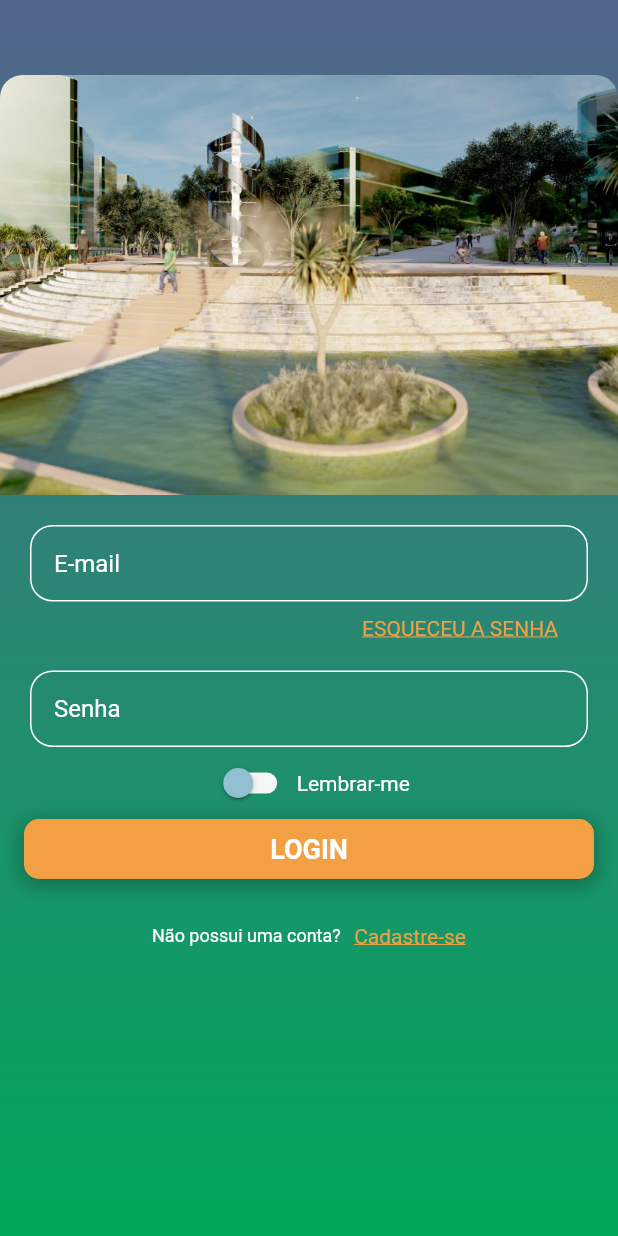
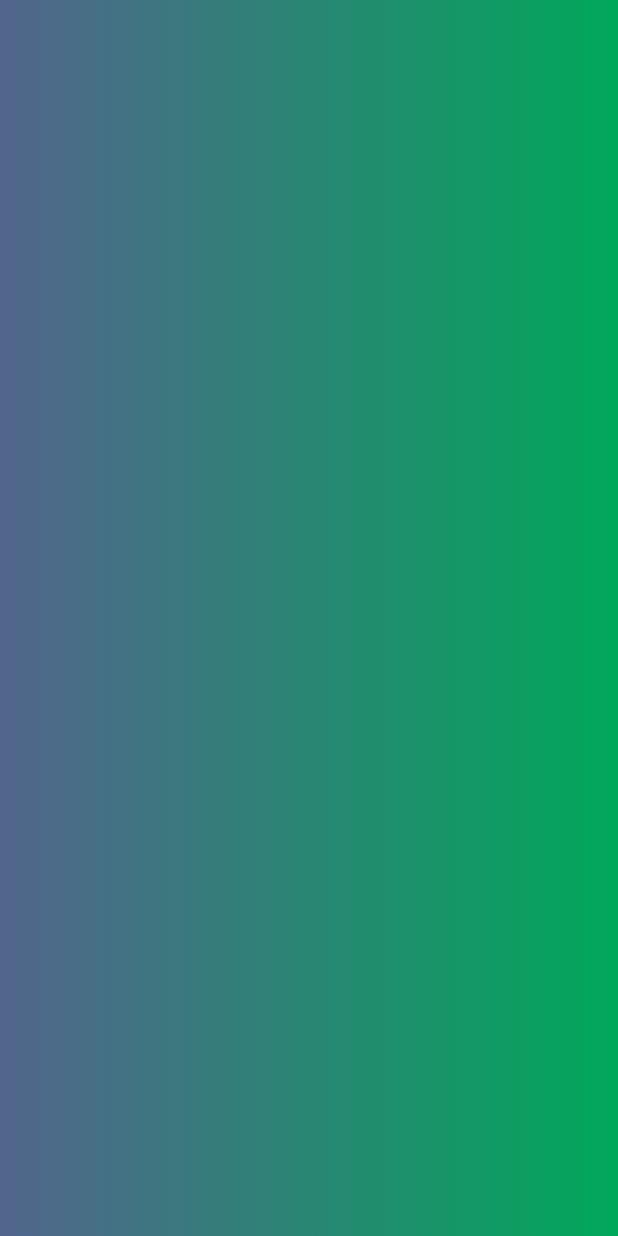
Before and after one commit to juliatbarbosa/cidade_saude_saber, a Flutter app: the PageLogin screen opened directly, after a tap on "LOGIN", on a phone screen of 412 x 824 dp. Run offline on Flutter 3.47's test engine with Material 2 defaults, Android fonts, the phone set to English and light mode, and no system bars; missing offline and left inert: easy_mask.

Commit message:
pageHome

```diff
--- /dev/null
+++ b/lib/pages/inside/pageHome.dart
@@ -0,0 +1,41 @@
+import 'package:flutter/material.dart';
+
+class PageHome extends StatefulWidget {
+  const PageHome({super.key});
+
+  @override
+  _PageHomeState createState() => _PageHomeState();
+}
+
+class _PageHomeState extends State<PageHome> {
+  @override
+  void initState() {
+    super.initState();
+  }
+
+  @override
+  Widget build(BuildContext context) {
+    return WillPopScope(
+      onWillPop: () async => false,
+      child: Scaffold(
+        appBar: PreferredSize(
+          preferredSize: const Size.fromHeight(0.0),
+          child: Container(),
+        ),
+        body: Container(
+          width: MediaQuery.of(context).size.width * 1,
+          decoration: const BoxDecoration(
+            gradient: LinearGradient(
+              begin: Alignment.topLeft,
+              end: Alignment.topRight,
+              colors: [
+                Color(0xFF52658d),
+                Color(0xFF00a85a),
+              ],
+            ),
+          ),
+        ),
+      ),
+    );
+  }
+}
--- a/lib/pages/outside/pageCadastro.dart
+++ b/lib/pages/outside/pageCadastro.dart
@@ -2,6 +2,8 @@ import 'dart:ui';
 import 'package:easy_mask/easy_mask.dart';
 import 'package:cidade_sds/pages/outside/pageInicial.dart';
 import 'package:flutter/material.dart';
+
+import '../inside/pageHome.dart';
 
 class PageCadastro extends StatefulWidget {
   const PageCadastro({Key? key}) : super(key: key);
@@ -91,7 +93,6 @@ class _PageCadastroState extends State<PageCadastro> {
             mainAxisAlignment: MainAxisAlignment.center,
             children: [
 /* ---------------------------DADOS PESSOAIS------------------------------ */
-
               Container(
                 color: const Color(0xFFf6f6f6),
                 alignment: Alignment.center,
@@ -298,7 +299,6 @@ class _PageCadastroState extends State<PageCadastro> {
               ),
 
 /* ---------------------------CONTATO----------------------------------- */
-
               Container(
                 color: const Color(0xFFf6f6f6),
                 alignment: Alignment.center,
@@ -463,7 +463,6 @@ class _PageCadastroState extends State<PageCadastro> {
               ),
 
 /* ---------------------------TRABALHO----------------------------------- */
-
               Container(
                 color: const Color(0xFFf6f6f6),
                 alignment: Alignment.center,
@@ -580,7 +579,6 @@ class _PageCadastroState extends State<PageCadastro> {
               ),
 
 /* ---------------------------CIDADE----------------------------------- */
-
               Container(
                 color: const Color(0xFFf6f6f6),
                 alignment: Alignment.center,
@@ -743,7 +741,6 @@ class _PageCadastroState extends State<PageCadastro> {
               ),
 
 /* ---------------------------SENHA----------------------------------- */
-
               Container(
                 color: const Color(0xFFf6f6f6),
                 alignment: Alignment.center,
@@ -862,7 +859,6 @@ class _PageCadastroState extends State<PageCadastro> {
               ),
 
 /* ---------------------------CHECKBOX----------------------------------- */
-
               Padding(
                 padding: const EdgeInsets.only(left: 30),
                 child: Row(
@@ -884,8 +880,8 @@ class _PageCadastroState extends State<PageCadastro> {
               ),
 
 /* ---------------------------TERMOS----------------------------------- */
-
-              Row(mainAxisAlignment: MainAxisAlignment.center,
+              Row(
+                mainAxisAlignment: MainAxisAlignment.center,
                 children: const [
                   Text(
                     'Termos de Uso',
@@ -914,8 +910,18 @@ class _PageCadastroState extends State<PageCadastro> {
               ),
 
 /* ---------------------------BOTÃO----------------------------------- */
-
               Container(
+                alignment: Alignment.center,
+                child: GestureDetector(
+                  onTap: () async {
+                    Navigator.push(
+                      context,
+                      MaterialPageRoute(
+                        builder: (context) => const PageHome(),
+                      ),
+                    );
+                  },
+                  child: Container(
                     width: 280,
                     height: 40,
                     margin: const EdgeInsets.only(top: 20, bottom: 20),
@@ -923,7 +929,7 @@ class _PageCadastroState extends State<PageCadastro> {
                     decoration: BoxDecoration(
                       color: const Color(0xFF276479),
                       borderRadius: BorderRadius.circular(20),
-                    boxShadow: const[
+                      boxShadow: const [
                         BoxShadow(
                           color: Colors.black26,
                           spreadRadius: 2,
@@ -941,6 +947,8 @@ class _PageCadastroState extends State<PageCadastro> {
                       textAlign: TextAlign.center,
                     ),
                   ),
+                ),
+              ),
             ],
           ),
         ),
--- a/lib/pages/outside/pageLogin.dart
+++ b/lib/pages/outside/pageLogin.dart
@@ -1,5 +1,6 @@
 import 'dart:ui';
 
+import 'package:cidade_sds/pages/inside/pageHome.dart';
 import 'package:cidade_sds/pages/outside/pageCadastro.dart';
 import 'package:cidade_sds/pages/outside/pageInicial.dart';
 import 'package:cidade_sds/pages/outside/recuperarSenha/pageSolicitaSenha.dart';
@@ -22,6 +23,8 @@ class _PageLoginState extends State<PageLogin> {
 
   @override
   Widget build(BuildContext context) {
+
+/* ---------------------------INPUT EMAIL------------------------------ */
     final txtDocumento = Container(
       margin: const EdgeInsets.only(left: 20, right: 20),
       child: TextFormField(
@@ -45,6 +48,7 @@ class _PageLoginState extends State<PageLogin> {
       ),
     );
 
+/* ---------------------------ESQUECEU A SENHA------------------------------ */
     final esqueciConta = Container(
       alignment: Alignment.topRight,
       padding: const EdgeInsets.only(right: 40),
@@ -65,6 +69,7 @@ class _PageLoginState extends State<PageLogin> {
       ),
     );
 
+/* ---------------------------INPUT SENHA------------------------------ */
     final txtSenha = Container(
       margin: const EdgeInsets.only(left: 20, right: 20),
       child: TextFormField(
@@ -112,6 +117,8 @@ class _PageLoginState extends State<PageLogin> {
               child: Column(
                 mainAxisAlignment: MainAxisAlignment.start,
                 children: [
+
+/* ---------------------------IMAGEM LOGIN------------------------------ */
                   Container(
                     height: 280,
                     alignment: Alignment.center,
@@ -127,12 +134,15 @@ class _PageLoginState extends State<PageLogin> {
                       ),
                     ),
                   ),
-                  const SizedBox(height: 20),
+
+                  const SizedBox(height: 20), //INPUT EMAIL
                   txtDocumento,
-                  const SizedBox(height: 10),
+                  const SizedBox(height: 10), //ESQUECEU A CONTA
                   esqueciConta,
-                  const SizedBox(height: 20),
+                  const SizedBox(height: 20), //INPUT SENHA
                   txtSenha,
+
+/* ---------------------------LEMBRAR-ME------------------------------ */
                   Row(
                     mainAxisAlignment: MainAxisAlignment.center,
                     children: [
@@ -157,6 +167,8 @@ class _PageLoginState extends State<PageLogin> {
                       )
                     ],
                   ),
+
+/* ---------------------------BOTÃO LOGIN------------------------------ */
                   Container(
                     alignment: Alignment.center,
                     child: GestureDetector(
@@ -164,7 +176,7 @@ class _PageLoginState extends State<PageLogin> {
                         Navigator.push(
                           context,
                           MaterialPageRoute(
-                            builder: (context) => const PageLogin(),
+                            builder: (context) => const PageHome(),
                           ),
                         );
                       },
@@ -195,6 +207,8 @@ class _PageLoginState extends State<PageLogin> {
                       ),
                     ),
                   ),
+
+/* ---------------------------NÃO POSSUI UMA CONTA?------------------------------ */
                   Row(
                     mainAxisAlignment: MainAxisAlignment.center,
                     children: [
@@ -219,6 +233,7 @@ class _PageLoginState extends State<PageLogin> {
                       ),
                     ],
                   ),
+
                 ],
               ),
             )),
```
Also changed, not shown: lib/pages/outside/pageInicial.dart (+12 -0 lines). Lines whose indentation alone changed are shown as unchanged.
